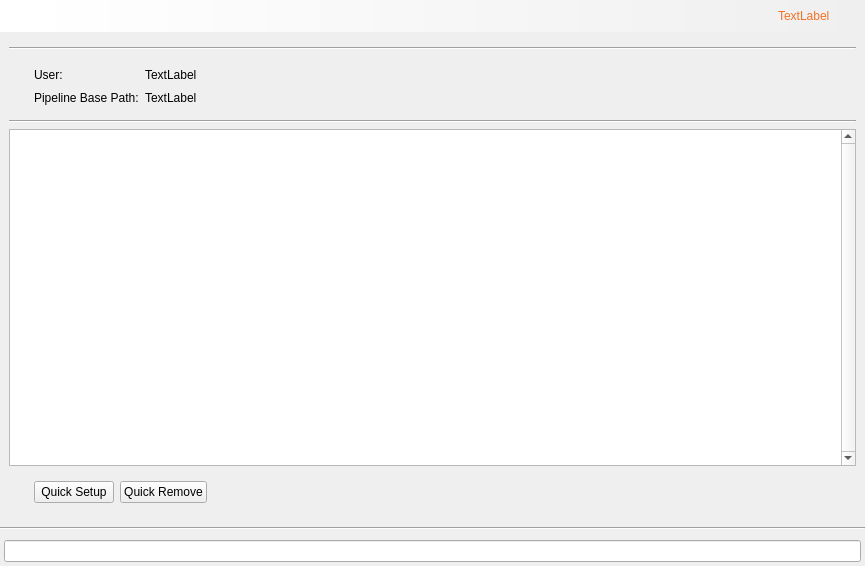
First picture: the form in helga/general/setup/quick_setup/media/quick_setup.ui, repository timmwagener/helga, before the edit.
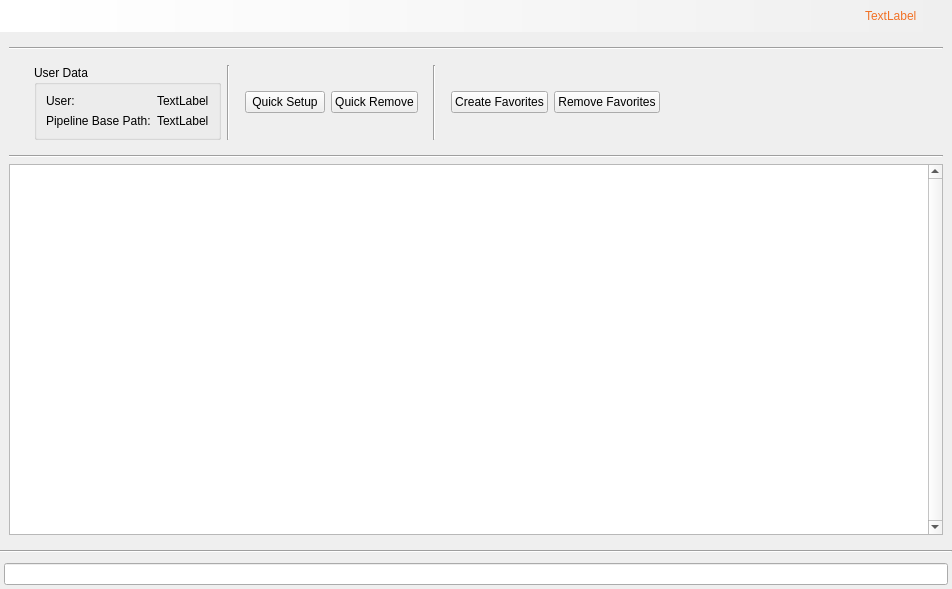
Second picture: the form after the edit.

Commit message: General: 1. Modified QuickSetup to create/remove Favorites. 2. QuickSetup now creates a backup of the existing local userSetup, init or env files for the DCCS. | Arash: 1. Added video_ref_player. 2. helga_login has animated header. (500 .jpg images.....maybe different solution in the future).

Diff of the .ui file:
```diff
--- a/helga/general/setup/quick_setup/media/quick_setup.ui
+++ b/helga/general/setup/quick_setup/media/quick_setup.ui
@@ -6,8 +6,8 @@
    <rect>
     <x>0</x>
     <y>0</y>
-    <width>865</width>
-    <height>566</height>
+    <width>952</width>
+    <height>589</height>
    </rect>
   </property>
   <property name="windowTitle">
@@ -182,51 +182,10 @@
        </widget>
       </item>
       <item>
-       <widget class="QWidget" name="wdgt_info_labels" native="true">
-        <layout class="QGridLayout" name="gridLayout_2">
-         <item row="1" column="1">
-          <widget class="QLabel" name="lbl_pipeline_base_path_prefix">
-           <property name="text">
-            <string>Pipeline Base Path:</string>
-           </property>
-          </widget>
-         </item>
-         <item row="0" column="3">
-          <spacer name="horizontalSpacer">
-           <property name="orientation">
-            <enum>Qt::Horizontal</enum>
-           </property>
-           <property name="sizeHint" stdset="0">
-            <size>
-             <width>40</width>
-             <height>20</height>
-            </size>
-           </property>
-          </spacer>
-         </item>
-         <item row="0" column="1">
-          <widget class="QLabel" name="lbl_user_prefix">
-           <property name="text">
-            <string>User:</string>
-           </property>
-          </widget>
-         </item>
-         <item row="0" column="2">
-          <widget class="QLabel" name="lbl_user">
-           <property name="text">
-            <string>TextLabel</string>
-           </property>
-          </widget>
-         </item>
-         <item row="1" column="2">
-          <widget class="QLabel" name="lbl_pipeline_base_path">
-           <property name="text">
-            <string>TextLabel</string>
-           </property>
-          </widget>
-         </item>
-         <item row="0" column="0">
-          <widget class="QWidget" name="wdgt_info_labels_size" native="true">
+       <widget class="QWidget" name="wdgt_options" native="true">
+        <layout class="QHBoxLayout" name="horizontalLayout_3">
+         <item>
+          <widget class="QWidget" name="widget" native="true">
            <property name="sizePolicy">
             <sizepolicy hsizetype="Fixed" vsizetype="Preferred">
              <horstretch>0</horstretch>
@@ -247,6 +206,131 @@
            </property>
           </widget>
          </item>
+         <item>
+          <widget class="QGroupBox" name="grpbx_user_data">
+           <property name="title">
+            <string>User Data</string>
+           </property>
+           <layout class="QGridLayout" name="gridLayout_4">
+            <item row="1" column="0">
+             <widget class="QLabel" name="lbl_pipeline_base_path_prefix">
+              <property name="text">
+               <string>Pipeline Base Path:</string>
+              </property>
+             </widget>
+            </item>
+            <item row="0" column="0">
+             <widget class="QLabel" name="lbl_user_prefix">
+              <property name="text">
+               <string>User:</string>
+              </property>
+             </widget>
+            </item>
+            <item row="0" column="1">
+             <widget class="QLabel" name="lbl_user">
+              <property name="text">
+               <string>TextLabel</string>
+              </property>
+             </widget>
+            </item>
+            <item row="1" column="1">
+             <widget class="QLabel" name="lbl_pipeline_base_path">
+              <property name="text">
+               <string>TextLabel</string>
+              </property>
+             </widget>
+            </item>
+           </layout>
+          </widget>
+         </item>
+         <item>
+          <widget class="Line" name="line_4">
+           <property name="orientation">
+            <enum>Qt::Vertical</enum>
+           </property>
+          </widget>
+         </item>
+         <item>
+          <widget class="QWidget" name="wdgt_buttons_setup_remove" native="true">
+           <property name="sizePolicy">
+            <sizepolicy hsizetype="Maximum" vsizetype="Preferred">
+             <horstretch>0</horstretch>
+             <verstretch>0</verstretch>
+            </sizepolicy>
+           </property>
+           <layout class="QHBoxLayout" name="horizontalLayout_5">
+            <item>
+             <widget class="QPushButton" name="btn_quick_setup">
+              <property name="text">
+               <string>Quick Setup</string>
+              </property>
+             </widget>
+            </item>
+            <item>
+             <widget class="QPushButton" name="btn_quick_remove">
+              <property name="text">
+               <string>Quick Remove</string>
+              </property>
+             </widget>
+            </item>
+           </layout>
+          </widget>
+         </item>
+         <item>
+          <widget class="Line" name="line_5">
+           <property name="orientation">
+            <enum>Qt::Vertical</enum>
+           </property>
+          </widget>
+         </item>
+         <item>
+          <widget class="QWidget" name="wdgt_buttons_favorites" native="true">
+           <property name="sizePolicy">
+            <sizepolicy hsizetype="Maximum" vsizetype="Preferred">
+             <horstretch>0</horstretch>
+             <verstretch>0</verstretch>
+            </sizepolicy>
+           </property>
+           <layout class="QHBoxLayout" name="horizontalLayout_6">
+            <item>
+             <widget class="QPushButton" name="btn_create_favorites">
+              <property name="text">
+               <string>Create Favorites</string>
+              </property>
+             </widget>
+            </item>
+            <item>
+             <widget class="QPushButton" name="btn_remove_favorites">
+              <property name="text">
+               <string>Remove Favorites</string>
+              </property>
+             </widget>
+            </item>
+           </layout>
+          </widget>
+         </item>
+         <item>
+          <widget class="QWidget" name="widget_2" native="true">
+           <property name="sizePolicy">
+            <sizepolicy hsizetype="MinimumExpanding" vsizetype="Preferred">
+             <horstretch>0</horstretch>
+             <verstretch>0</verstretch>
+            </sizepolicy>
+           </property>
+           <property name="minimumSize">
+            <size>
+             <width>0</width>
+             <height>0</height>
+            </size>
+           </property>
+           <property name="maximumSize">
+            <size>
+             <width>16777215</width>
+             <height>16777215</height>
+            </size>
+           </property>
+          </widget>
+         </item>
         </layout>
        </widget>
       </item>
@@ -285,67 +369,6 @@
         </layout>
        </widget>
       </item>
-      <item>
-       <widget class="QWidget" name="wdgt_setup_buttons" native="true">
-        <property name="sizePolicy">
-         <sizepolicy hsizetype="Preferred" vsizetype="Maximum">
-          <horstretch>0</horstretch>
-          <verstretch>0</verstretch>
-         </sizepolicy>
-        </property>
-        <layout class="QHBoxLayout" name="horizontalLayout_2">
-         <item>
-          <widget class="QWidget" name="wdgt_spacer_buttons_left" native="true">
-           <property name="sizePolicy">
-            <sizepolicy hsizetype="Fixed" vsizetype="Preferred">
-             <horstretch>0</horstretch>
-             <verstretch>0</verstretch>
-            </sizepolicy>
-           </property>
-           <property name="minimumSize">
-            <size>
-             <width>10</width>
-             <height>0</height>
-            </size>
-           </property>
-           <property name="maximumSize">
-            <size>
-             <width>10</width>
-             <height>16777215</height>
-            </size>
-           </property>
-          </widget>
-         </item>
-         <item>
-          <widget class="QPushButton" name="btn_quick_setup">
-           <property name="text">
-            <string>Quick Setup</string>
-           </property>
-          </widget>
-         </item>
-         <item>
-          <widget class="QPushButton" name="btn_quick_remove">
-           <property name="text">
-            <string>Quick Remove</string>
-           </property>
-          </widget>
-         </item>
-         <item>
-          <spacer name="spacer_btns">
-           <property name="orientation">
-            <enum>Qt::Horizontal</enum>
-           </property>
-           <property name="sizeHint" stdset="0">
-            <size>
-             <width>40</width>
-             <height>20</height>
-            </size>
-           </property>
-          </spacer>
-         </item>
-        </layout>
-       </widget>
-      </item>
      </layout>
     </widget>
    </item>
```
The commit also changes 514 other files.
